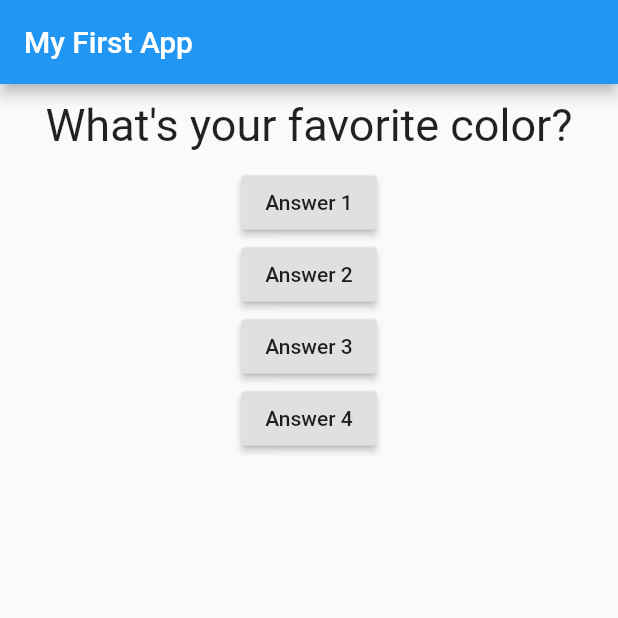
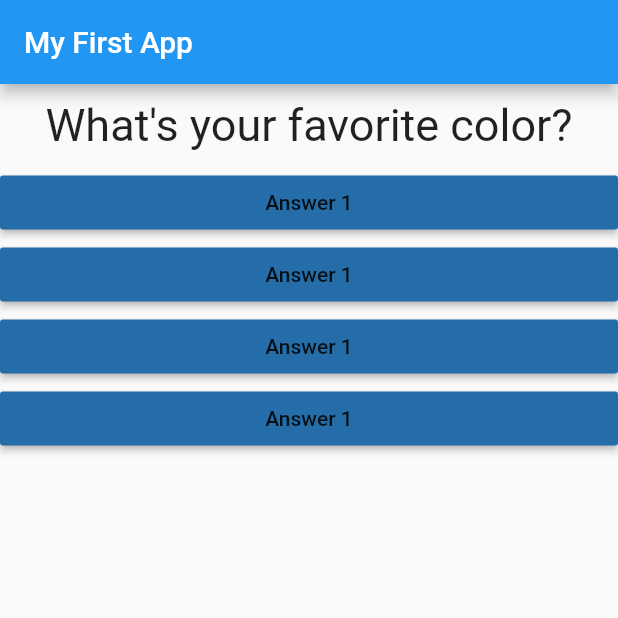
Before and after one commit to godo129/Flutter_quiz_app, a Flutter app: the screen it shows after launch, on a phone screen of 412 x 824 dp, the top half of it. Run offline on Flutter 3.47's test engine with Material 2 defaults, Android fonts, the phone set to English and light mode, and no system bars.

```diff
--- /dev/null
+++ b/lib/answer.dart
@@ -0,0 +1,19 @@
+import 'package:flutter/material.dart';
+
+class Answer extends StatelessWidget {
+  final VoidCallback selectHandler;
+
+  Answer(this.selectHandler);
+
+  @override
+  Widget build(BuildContext context) {
+    return Container(
+      width: double.infinity,
+      child :RaisedButton(
+              color: Color.fromARGB(255, 36, 109, 168),
+              child: Text('Answer 1'),
+              onPressed: selectHandler,
+            ),
+    );
+  }
+}
--- a/lib/main.dart
+++ b/lib/main.dart
@@ -1,6 +1,7 @@
 import 'package:flutter/material.dart';
 
 import './question.dart';
+import './answer.dart';
 
 // void main() {
 //   runApp(MyApp());
@@ -42,24 +43,10 @@ class _MyAppState extends State<MyApp> {
             Question(
               questions[_questionIndex]
             ),
-            RaisedButton(
-              child: Text('Answer 1'),
-              onPressed: _answerQuestion,
-            ),
-            RaisedButton(
-              child: Text('Answer 2'),
-              onPressed: () => print('Answer 2 chosen!'),
-            ),
-            RaisedButton(
-              child: Text('Answer 3'),
-              onPressed: () {
-                print('Answer 3 chosen');
-              },
-            ),
-            RaisedButton(
-              child: Text('Answer 4'),
-              onPressed: _answerQuestion,
-            ),
+            Answer(_answerQuestion),
+            Answer(_answerQuestion),
+            Answer(_answerQuestion),
+            Answer(_answerQuestion),
           ],
         ),
       ),
```
